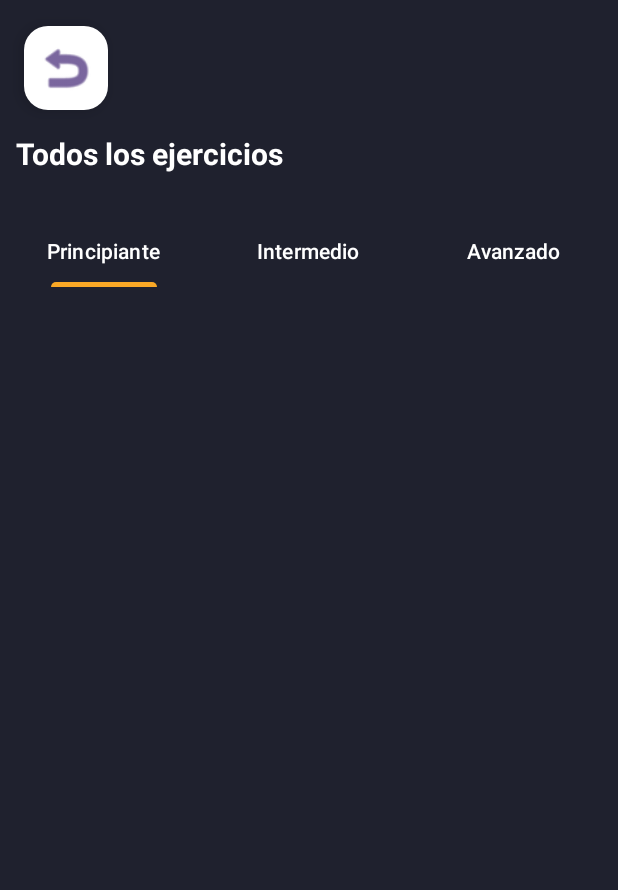
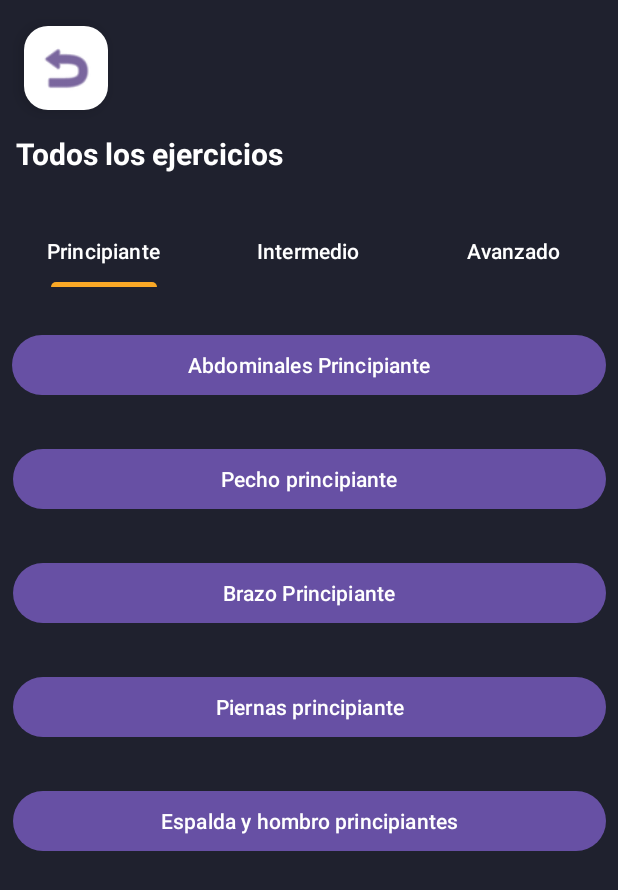
Before and after one commit to ZafkielEdt/ISPC-Mobile, an Android app: the ExerciseList screen opened directly, with no data from a screen before it, on a phone screen of 412 x 824 dp. Shown: the top 890 px of the screen. Run offline under Robolectric (Android 15) with nearby library versions, the phone set to English and light mode, and no system bars.

Commit message:
Update: Add options

```diff
--- a/app/src/main/java/com/ispc/gymapp/views/activities/MainActivity.java
+++ b/app/src/main/java/com/ispc/gymapp/views/activities/MainActivity.java
@@ -74,4 +74,9 @@ public class MainActivity extends AppCompatActivity  implements View.OnClickList
             startActivity(new Intent(MainActivity.this,LoginActivity.class));
         }
     }
+
+    public void goToExercises(View view) {
+        Intent exercisesView = new Intent(this, ExerciseList.class);
+        startActivity(exercisesView);
+    }
 }
--- a/app/src/main/res/layout/activity_exercise_list.xml
+++ b/app/src/main/res/layout/activity_exercise_list.xml
@@ -5,13 +5,14 @@
     android:layout_width="match_parent"
     android:layout_height="match_parent"
     android:background="#1F212E"
-    tools:context=".views.activities.ExerciseList" >
+    tools:context=".views.activities.ExerciseList">
 
     <com.google.android.material.floatingactionbutton.FloatingActionButton
         android:id="@+id/arrow_return"
         android:layout_width="wrap_content"
         android:layout_height="wrap_content"
         android:clickable="true"
+        android:contentDescription="@string/arrow_return_description"
         android:src="@android:drawable/ic_menu_revert"
         app:backgroundTint="#FFFFFF"
         app:layout_constraintBottom_toBottomOf="parent"
@@ -20,8 +21,7 @@
         app:layout_constraintStart_toStartOf="parent"
         app:layout_constraintTop_toTopOf="parent"
         app:layout_constraintVertical_bias="0.023"
-        app:maxImageSize="40dp"
-        android:contentDescription="@string/arrow_return_description" />
+        app:maxImageSize="40dp" />
 
     <TextView
         android:id="@+id/title_activity_exercise"
@@ -68,4 +68,67 @@
             android:layout_height="wrap_content"
             android:text="@string/advanced_tab_text" />
     </com.google.android.material.tabs.TabLayout>
+
+    <Button
+        android:id="@+id/absBeginnerOption"
+        android:layout_width="0dp"
+        android:layout_height="wrap_content"
+        android:layout_marginStart="8dp"
+        android:layout_marginTop="28dp"
+        android:layout_marginEnd="8dp"
+        android:text="@string/absBeginner"
+        app:layout_constraintEnd_toEndOf="parent"
+        app:layout_constraintStart_toStartOf="parent"
+        app:layout_constraintTop_toBottomOf="@+id/exercises_difficult_tabs" />
+
+    <Button
+        android:id="@+id/chestBeginnerOption"
+        android:layout_width="395dp"
+        android:layout_height="wrap_content"
+        android:layout_marginStart="8dp"
+        android:layout_marginTop="28dp"
+        android:layout_marginEnd="8dp"
+        android:text="@string/chestBeginner"
+        app:layout_constraintEnd_toEndOf="parent"
+        app:layout_constraintStart_toStartOf="parent"
+        app:layout_constraintTop_toBottomOf="@+id/absBeginnerOption" />
+
+    <Button
+        android:id="@+id/armBeginnerOption"
+        android:layout_width="395dp"
+        android:layout_height="wrap_content"
+        android:layout_marginStart="8dp"
+        android:layout_marginTop="28dp"
+        android:layout_marginEnd="8dp"
+        android:text="@string/armBeginner"
+        app:layout_constraintEnd_toEndOf="parent"
+        app:layout_constraintStart_toStartOf="parent"
+        app:layout_constraintTop_toBottomOf="@+id/chestBeginnerOption" />
+
+    <Button
+        android:id="@+id/legBeginnerOption"
+        android:layout_width="395dp"
+        android:layout_height="wrap_content"
+        android:layout_marginStart="8dp"
+        android:layout_marginTop="28dp"
+        android:layout_marginEnd="8dp"
+        android:text="@string/legBeginnerOption"
+        app:layout_constraintEnd_toEndOf="parent"
+        app:layout_constraintStart_toStartOf="parent"
+        app:layout_constraintTop_toBottomOf="@+id/armBeginnerOption" />
+
+    <Button
+        android:id="@+id/backAndShoulderBeginnerOption"
+        android:layout_width="395dp"
+        android:layout_height="wrap_content"
+        android:layout_marginStart="8dp"
+        android:layout_marginTop="28dp"
+        android:layout_marginEnd="8dp"
+        android:text="@string/backAndShoulderBeginnerOption"
+        app:layout_constraintBottom_toBottomOf="parent"
+        app:layout_constraintEnd_toEndOf="parent"
+        app:layout_constraintStart_toStartOf="parent"
+        app:layout_constraintTop_toBottomOf="@+id/legBeginnerOption"
+        app:layout_constraintVertical_bias="0.0" />
+
 </androidx.constraintlayout.widget.ConstraintLayout>
--- a/app/src/main/res/layout/activity_main.xml
+++ b/app/src/main/res/layout/activity_main.xml
@@ -25,4 +25,11 @@
         android:text="@string/logout_text"
         />
 
+    <Button
+        android:id="@+id/btnExercise"
+        android:layout_width="wrap_content"
+        android:layout_height="60dp"
+        android:layout_gravity="center"
+        android:text="Exercises" android:onClick="goToExercises" />
+
 </LinearLayout>
--- a/app/src/main/res/values/strings.xml
+++ b/app/src/main/res/values/strings.xml
@@ -16,4 +16,9 @@
     <string name="beginner_tab_text">Principiante</string>
     <string name="intermediate_tab_text">Intermedio</string>
     <string name="advanced_tab_text">Avanzado</string>
+    <string name="absBeginner">Abdominales Principiante</string>
+    <string name="chestBeginner">Pecho principiante</string>
+    <string name="armBeginner">Brazo Principiante</string>
+    <string name="legBeginnerOption">Piernas principiante</string>
+    <string name="backAndShoulderBeginnerOption">Espalda y hombro principiantes</string>
 </resources>
```
